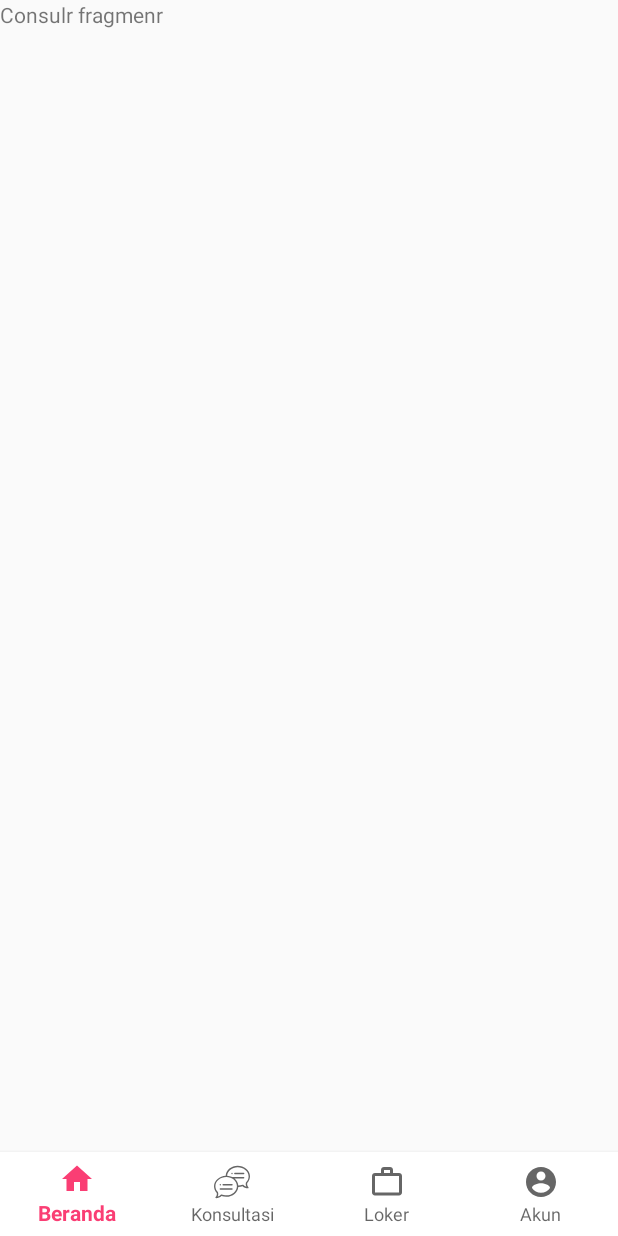
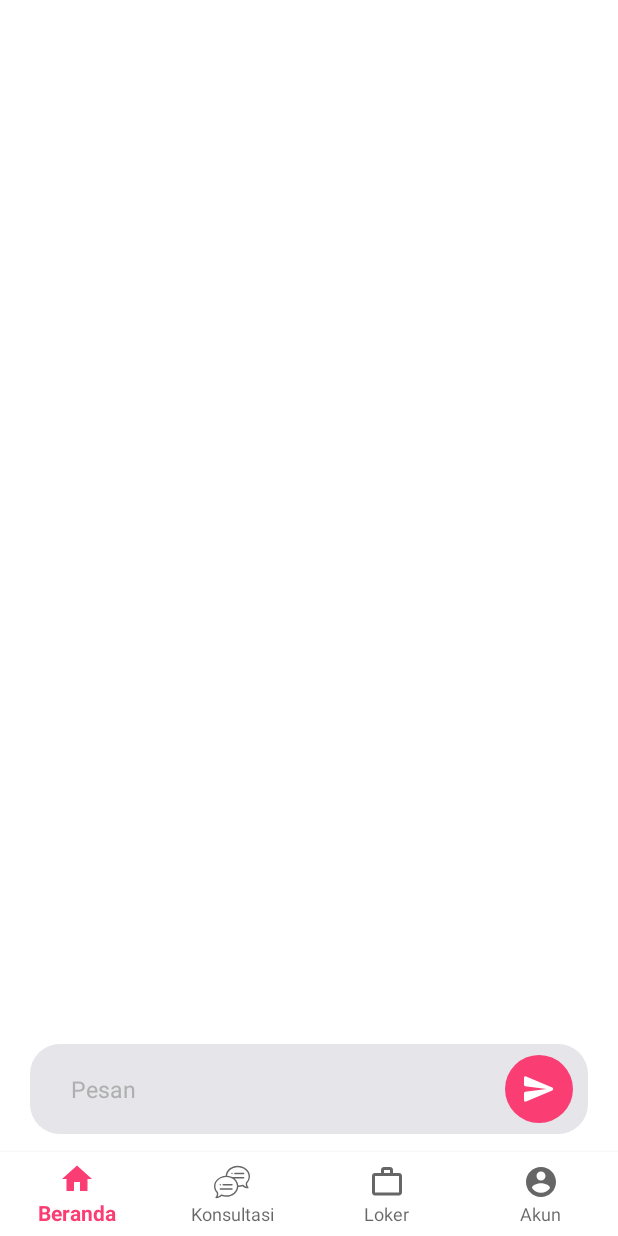
Before and after one commit to dqbigd/Equal-app, an Android app: the fragment ConsultFragment placed in its activity, on a phone screen of 412 x 824 dp. Run offline under Robolectric (Android 15) with nearby library versions, the phone set to English and light mode, and no system bars.

Commit message:
add layout chat

```diff
--- a/app/src/main/java/com/example/equal/Fragment/JobFragment.java
+++ b/app/src/main/java/com/example/equal/Fragment/JobFragment.java
@@ -24,6 +24,7 @@ import com.example.equal.Model.Job;
 import com.example.equal.R;
 
 import java.util.ArrayList;
+import java.util.Arrays;
 import java.util.List;
 
 import retrofit2.Call;
--- a/app/src/main/res/drawable/bg_square_rounded.xml
+++ b/app/src/main/res/drawable/bg_square_rounded_darkgrey.xml
@@ -1,6 +1,6 @@
-<?xml version="1.0" encoding="UTF-8"?>
+<?xml version="1.0" encoding="utf-8"?>
 <shape xmlns:android="http://schemas.android.com/apk/res/android"
     android:shape="rectangle">
-    <solid android:color="@color/colorGrayLight" />
+    <solid android:color="@color/colorGrayDark" />
     <corners android:radius="20dp" />
 </shape>
--- /dev/null
+++ b/app/src/main/res/drawable/bg_square_rounded_lightgrey.xml
@@ -0,0 +1,6 @@
+<?xml version="1.0" encoding="UTF-8"?>
+<shape xmlns:android="http://schemas.android.com/apk/res/android"
+    android:shape="rectangle">
+    <solid android:color="@color/colorGrayLight" />
+    <corners android:radius="100dp" />
+</shape>
--- /dev/null
+++ b/app/src/main/res/drawable/ic_send_24px.xml
@@ -0,0 +1,9 @@
+<vector xmlns:android="http://schemas.android.com/apk/res/android"
+    android:width="24dp"
+    android:height="24dp"
+    android:viewportWidth="24"
+    android:viewportHeight="24">
+  <path
+      android:fillColor="#FFFFFF"
+      android:pathData="M3.4,20.4l17.45,-7.48c0.81,-0.35 0.81,-1.49 0,-1.84L3.4,3.6c-0.66,-0.29 -1.39,0.2 -1.39,0.91L2,9.12c0,0.5 0.37,0.93 0.87,0.99L17,12 2.87,13.88c-0.5,0.07 -0.87,0.5 -0.87,1l0.01,4.61c0,0.71 0.73,1.2 1.39,0.91z"/>
+</vector>
--- a/app/src/main/res/layout/fragment_consult.xml
+++ b/app/src/main/res/layout/fragment_consult.xml
@@ -1,14 +1,59 @@
 <?xml version="1.0" encoding="utf-8"?>
-<FrameLayout xmlns:android="http://schemas.android.com/apk/res/android"
+<RelativeLayout xmlns:android="http://schemas.android.com/apk/res/android"
     xmlns:tools="http://schemas.android.com/tools"
     android:layout_width="match_parent"
     android:layout_height="match_parent"
-    tools:context=".Fragment.ConsultFragment">
+    tools:context=".Fragment.ConsultFragment"
+    android:background="@android:color/white">
 
-    <!-- TODO: Update blank fragment layout -->
-    <TextView
+    <androidx.recyclerview.widget.RecyclerView
+        android:id="@+id/rvJob"
         android:layout_width="match_parent"
-        android:layout_height="match_parent"
-        android:text="Consulr fragmenr" />
+        android:layout_height="wrap_content"
+        android:layout_marginBottom="133dp">
 
-</FrameLayout>
+    </androidx.recyclerview.widget.RecyclerView>
+
+    <LinearLayout
+        android:layout_width="match_parent"
+        android:layout_height="60dp"
+        android:background="@drawable/bg_square_rounded_darkgrey"
+        android:layout_alignParentBottom="true"
+        android:layout_alignParentStart="true"
+        android:orientation="horizontal"
+        android:layout_marginBottom="68dp"
+        android:layout_marginStart="20dp"
+        android:layout_marginEnd="20dp"
+        android:weightSum="1">
+
+        <EditText
+            android:id="@+id/txtMessage"
+            android:layout_width="wrap_content"
+            android:layout_height="45dp"
+            android:layout_marginEnd="10dp"
+            android:layout_gravity="center"
+            android:layout_marginStart="20dp"
+            android:background="@android:color/transparent"
+            android:drawablePadding="20dp"
+            android:inputType="textLongMessage"
+            android:maxLines="1"
+            android:paddingLeft="7dp"
+            android:paddingRight="7dp"
+            android:hint="Pesan"
+            android:textColorHint="#aeafaf"
+            android:textSize="15sp"
+            android:layout_weight="1"/>
+
+        <ImageButton
+            android:id="@+id/btnSend"
+            android:layout_width="45dp"
+            android:layout_height="45dp"
+            android:layout_gravity="center"
+            android:background="@drawable/bg_round_button"
+            android:src="@drawable/ic_send_24px"
+            android:layout_marginEnd="10dp"/>
+
+
+    </LinearLayout>
+
+</RelativeLayout>
--- a/app/src/main/res/layout/fragment_job.xml
+++ b/app/src/main/res/layout/fragment_job.xml
@@ -20,7 +20,7 @@
             android:gravity="center"
             android:padding="16dp"
             android:textColor="@android:color/white"
-            android:text="Lowongan Kerja"
+            android:text="@string/lowongan_kerja"
             android:textSize="25sp"
             android:textAppearance="@style/TextAppearance.Widget.AppCompat.Toolbar.Title" />
 
@@ -31,7 +31,8 @@
         android:layout_width="match_parent"
         android:layout_height="wrap_content"
         tools:listitem="@layout/item_job"
-        android:layout_marginTop="100dp">
+        android:layout_marginTop="100dp"
+        android:layout_marginBottom="48dp">
 
     </androidx.recyclerview.widget.RecyclerView>
 
--- a/app/src/main/res/values/strings.xml
+++ b/app/src/main/res/values/strings.xml
@@ -9,4 +9,6 @@
     <string name="title">Title</string>
     <string name="desc">Desc</string>
     <string name="artikel_terbaru">Artikel Terbaru</string>
+    <string name="lowongan_kerja">Lowongan Kerja</string>
+    <string name="konsultasi">Konsultasi</string>
 </resources>
```
Also changed, not shown: app/src/main/java/com/example/equal/JobAdapter.java (+35 -3 lines), app/src/main/res/drawable/bg_chat_bot.xml (added, +8 -0 lines), app/src/main/res/drawable/bg_chat_user.xml (added, +8 -0 lines), app/src/main/res/layout/activity_detail_article.xml (+16 -9 lines), app/src/main/res/layout/rc_item_message_bot.xml (added, +33 -0 lines), app/src/main/res/layout/rc_item_message_user.xml (added, +24 -0 lines).
